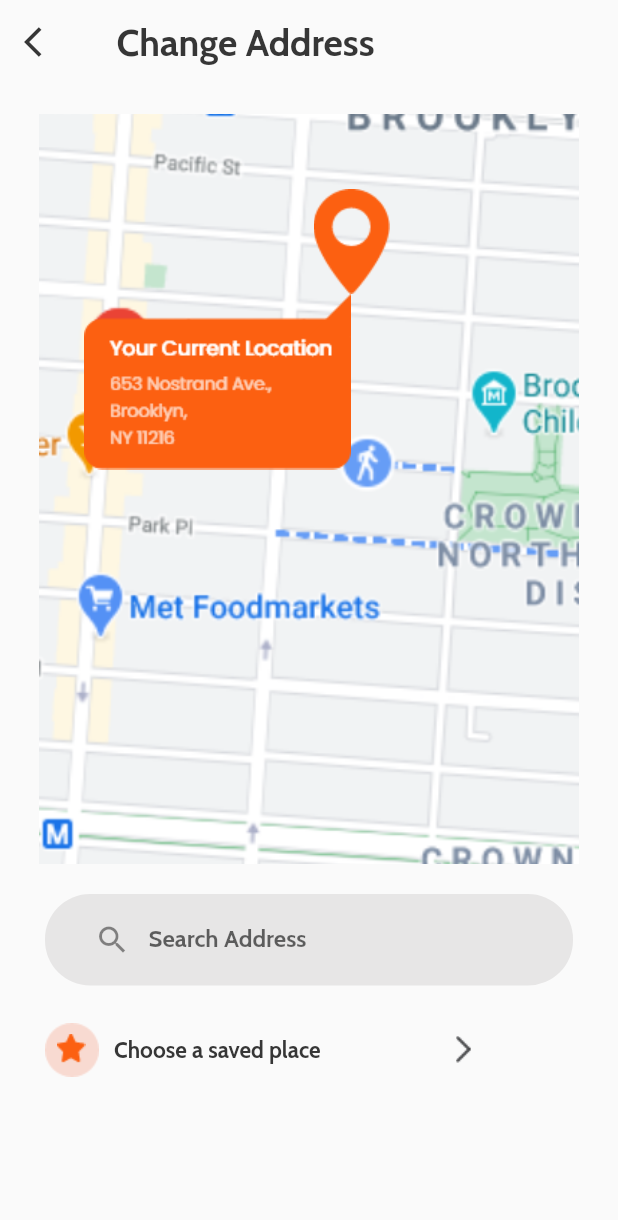
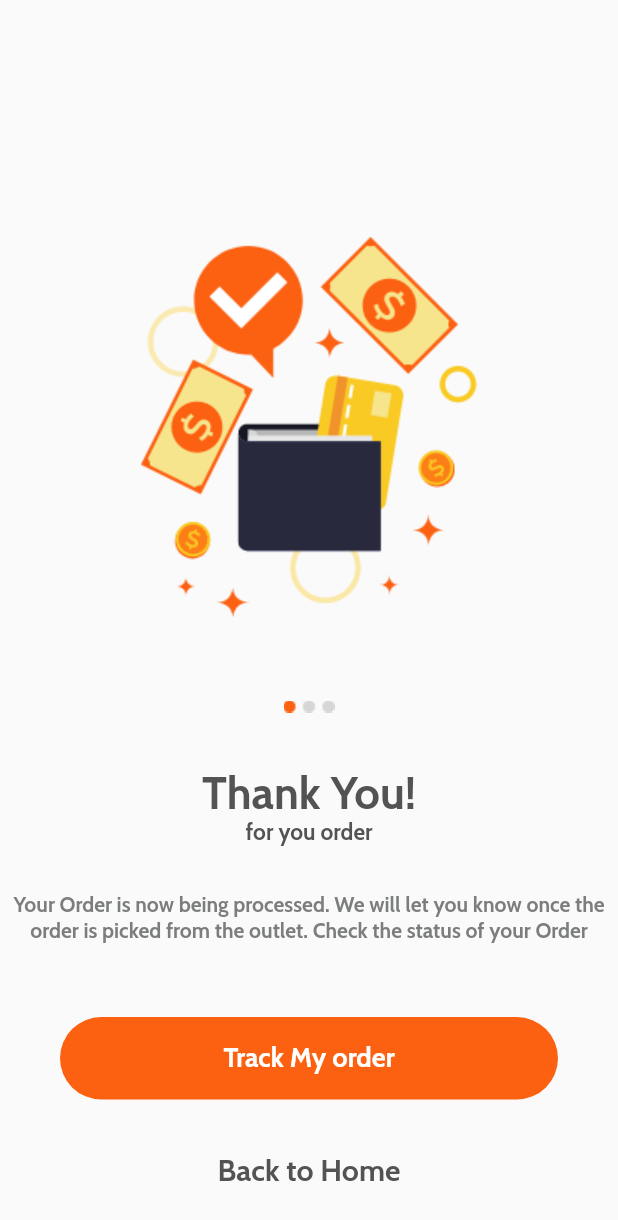
Before and after one commit to Luisfosp00/AppMonkeyE7, a Flutter app: the screen it shows after launch, on a phone screen of 412 x 824 dp. Shown: the top 1220 px of the screen. Run offline on Flutter 3.47's test engine with Material 2 defaults, Android fonts, the light colour scheme and no system bars.

Commit message:
Envio_6_LuisFer

```diff
--- a/lib/main.dart
+++ b/lib/main.dart
@@ -5,7 +5,7 @@ void main() {
   runApp(MaterialApp(
       debugShowCheckedModeBanner: false,
       title: 'Monkey Delivery',
-      initialRoute: '/changeadd',
+      initialRoute: '/thankyou',
       routes: routes,
       theme: ThemeData(
           primaryColor: const Color.fromRGBO(252, 96, 17, 1.0),
--- /dev/null
+++ b/lib/src/pages/thank_page.dart
@@ -0,0 +1,124 @@
+import 'package:flutter/material.dart';
+class ThankYouPage extends StatelessWidget{
+  const ThankYouPage({Key? key}): super(key: key);
+
+  @override
+  Widget build(BuildContext context) {
+    final double _height = MediaQuery.of(context).size.height;
+    return Scaffold(
+      body: Stack(
+        children: <Widget> [
+          Column(
+            children: <Widget>[
+
+              SizedBox(
+                height: _height * 1.0,
+                width: double.infinity,
+                child: Column(
+                  children: <Widget>[
+                    Container(
+                      margin: const EdgeInsets.only(top:139.0),
+                      child: Column(
+                        children: <Widget>[
+
+                          Stack(
+                            alignment: AlignmentDirectional.center,
+                            children: <Widget>[
+                              Image.asset(
+                                'lib/src/img/Billetera.png',
+                                width: 228.00,
+                                height: 293.00,
+                              ),
+                            ],
+                          ),
+                        ],
+                      ),
+                    ),
+
+                    Container(
+                      margin: const EdgeInsets.only(top:35.0),
+                      child: Column(
+                        children: <Widget>[
+                          Stack(
+                            alignment: AlignmentDirectional.center,
+                            children: <Widget>[
+
+                              Image.asset('lib/src/img/Slider_indicators1.png',
+                                width: 34.2,
+                                height: 8.0,)
+                            ],
+                          ),
+                        ],
+                      ),
+                    ),
+
+                    Container(
+                    margin: const EdgeInsets.only(top:35.0),
+                    child:Wrap(
+                      alignment: WrapAlignment.center,
+                      children: const<Widget>[
+                      Text('Thank You!',
+                        style: TextStyle(color: Color.fromARGB(255, 83, 83, 83),
+                        fontSize: 30.0),
+                        ),
+                    ],
+                  )
+                  ),
+                  Text('for you order',
+                        style: TextStyle(color: Color.fromARGB(255, 83, 83, 83),
+                        fontSize: 15.0),
+                        ),
+                  const SizedBox(height: 30.0,),
+                  Wrap(
+                    alignment: WrapAlignment.center,
+                    children: const<Widget>[
+                      Text('Your Order is now being processed. We will let you know once the order is picked from the outlet. Check the status of your Order',
+                      textAlign: TextAlign.center,
+                      style: TextStyle(color: Color.fromRGBO(124, 125, 126, 1.0)),
+                    )
+                  ],
+                  ),
+                  const SizedBox(height: 50.0,),
+
+                  Container(
+                    width: double.infinity,
+                    height: 55.0,
+                    margin: const EdgeInsets.only(left: 40.0, right:40.0 ),
+                    decoration: BoxDecoration(
+                      borderRadius: BorderRadius.circular(30),
+                      color: Theme.of(context).primaryColor
+                    ),
+                    child:const TextButton(
+                      onPressed: null,
+                      child: Text('Track My order',
+                        style: TextStyle(
+                           fontSize: 18,
+                            color: Colors.white,
+                         ),
+                      ),
+                    ),
+                  ),
+                  Container(
+                    margin: const EdgeInsets.only(top:35.0),
+                    child:Wrap(
+                      alignment: WrapAlignment.center,
+                      children: const<Widget>[
+                      Text('Back to Home',
+                        style: TextStyle(color: Color.fromARGB(255, 83, 83, 83),
+                        fontSize: 20.0),
+                        ),
+                    ],
+                  )
+                  ),
+
+                  ],
+                ),
+              )
+            ],
+          )
+        ],
+      ),
+    );
+  }
+
+}
--- a/lib/src/routes/routes.dart
+++ b/lib/src/routes/routes.dart
@@ -15,6 +15,7 @@ import 'package:appmonkeyequipo7/src/pages/notifications_page.dart';
 import 'package:appmonkeyequipo7/src/pages/profile_page.dart';
 import 'package:appmonkeyequipo7/src/pages/resetpassword_page.dart';
 import 'package:appmonkeyequipo7/src/pages/signup_page.dart';
+import 'package:appmonkeyequipo7/src/pages/thank_page.dart';
 import 'package:appmonkeyequipo7/src/pages/verification_page.dart';
 import 'package:flutter/material.dart';
 import 'package:appmonkeyequipo7/src/pages/login_page.dart';
@@ -32,7 +33,6 @@ final routes=<String, WidgetBuilder>{
   '/carrusel1': (BuildContext context) => const Carrusel1Page(),
   '/carrusel2': (BuildContext context) => const Carrusel2Page(),
   '/carrusel3': (BuildContext context) => const Carrusel3Page(),
-
   '/desserts':(BuildContext context) => const Desserts(),
   '/latest':(BuildContext context) => const LatestOffersPage(),
   '/profile':(BuildContext context) => const ProfilePage(),
@@ -43,5 +43,7 @@ final routes=<String, WidgetBuilder>{
   '/inbox':(BuildContext context) => const InboxPage(),
   '/checkout': (BuildContext context) => const CheckoutPage(),
   '/changeadd': (BuildContext context) => const ChangeAddressPage(),
+  '/thankyou': (BuildContext context) => const ThankYouPage(),
+
 
 };
--- a/pubspec.yaml
+++ b/pubspec.yaml
@@ -94,6 +94,7 @@ flutter:
     - lib/src/img/Elipse77.png
     - lib/src/img/TrazadoEstrella.png
     - lib/src/img/Grupo8176.png
+    - 'lib/src/img/Billetera.png'
 
 
 
```
Also changed, not shown: lib/src/img/Billetera.png (added).
